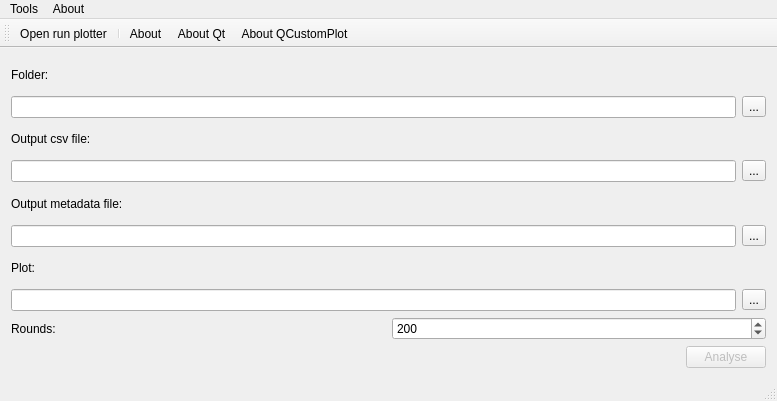
Qt form src/analyser.ui (Top-Ranger/qnn-run-analyser) before a commit.
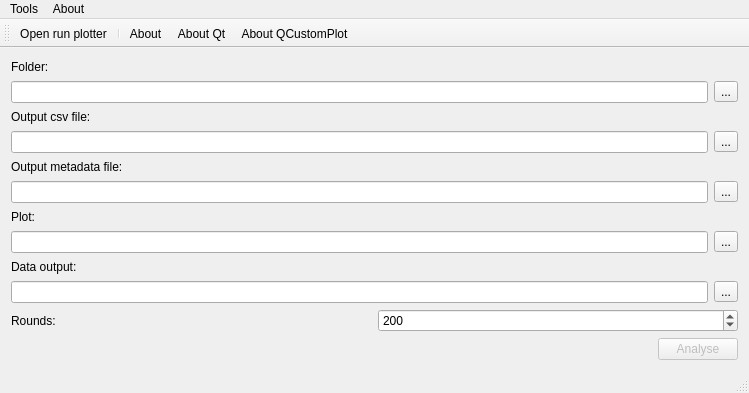
The same form after that commit.

Commit message: Added option to create a csv file with the run results (round, best fitness, average fitness)

```diff
--- a/src/analyser.ui
+++ b/src/analyser.ui
@@ -6,8 +6,8 @@
    <rect>
     <x>0</x>
     <y>0</y>
-    <width>777</width>
-    <height>401</height>
+    <width>749</width>
+    <height>393</height>
    </rect>
   </property>
   <property name="windowTitle">
@@ -115,6 +115,31 @@
       </item>
      </layout>
     </item>
+    <item>
+     <widget class="QLabel" name="label_6">
+      <property name="text">
+       <string>Data output:</string>
+      </property>
+     </widget>
+    </item>
+    <item>
+     <layout class="QHBoxLayout" name="horizontalLayout_7">
+      <item>
+       <widget class="QLineEdit" name="lineEdit_5">
+        <property name="readOnly">
+         <bool>true</bool>
+        </property>
+       </widget>
+      </item>
+      <item>
+       <widget class="QToolButton" name="toolButton_5">
+        <property name="text">
+         <string>...</string>
+        </property>
+       </widget>
+      </item>
+     </layout>
+    </item>
     <item>
      <layout class="QHBoxLayout" name="horizontalLayout_4">
       <item>
@@ -173,8 +198,8 @@
     <rect>
      <x>0</x>
      <y>0</y>
-     <width>777</width>
-     <height>21</height>
+     <width>749</width>
+     <height>19</height>
     </rect>
    </property>
    <widget class="QMenu" name="menuAbout">
```
The commit also changes 2 other files.
